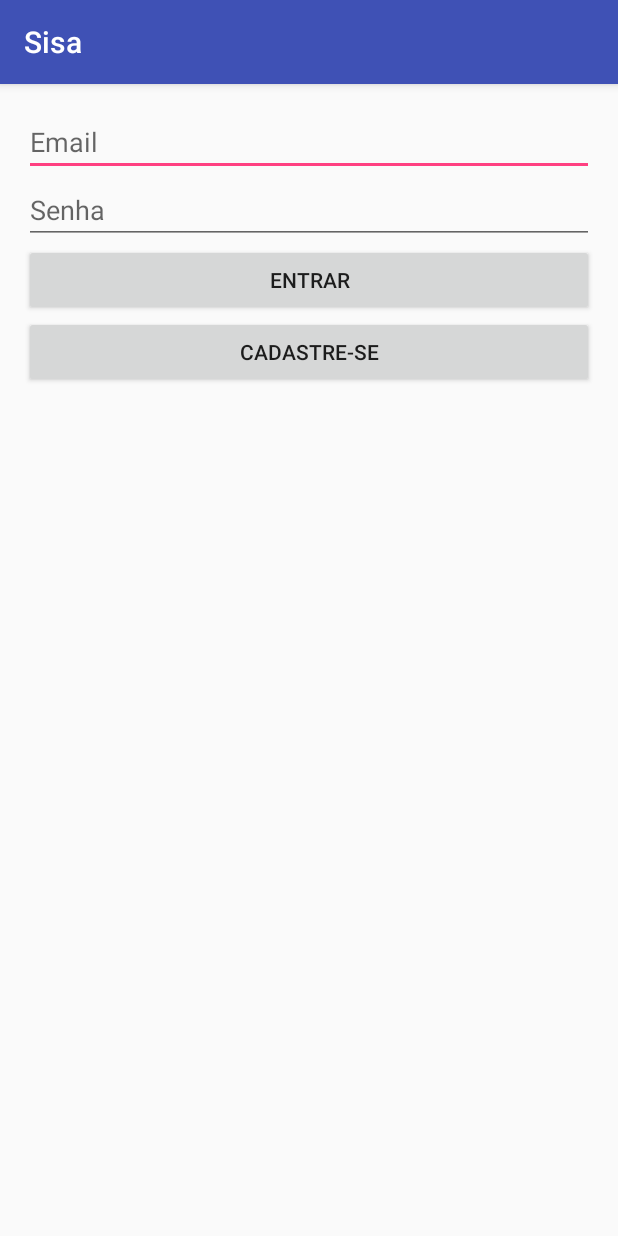
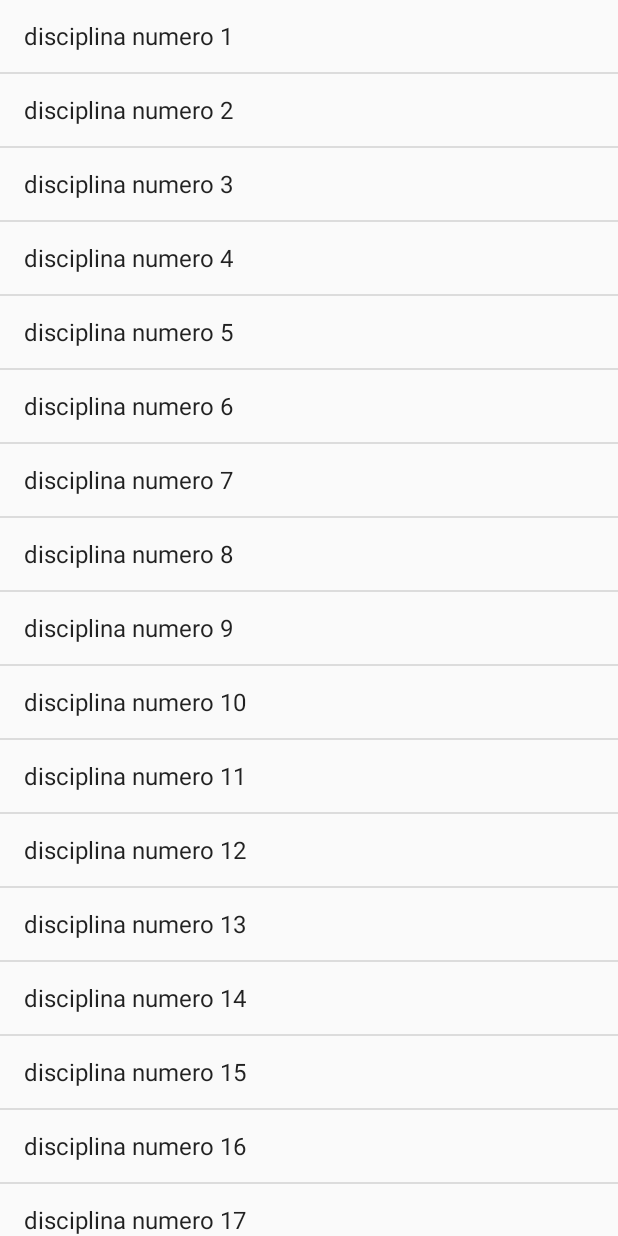
Before and after one commit to elntele/Sisa, an Android app: the screen it shows after launch (LoginActivity before the commit, DisciplinaListActivity after it), on a phone screen of 412 x 824 dp. Run offline under Robolectric (Android 15) with nearby library versions, the phone set to English and light mode, and no system bars.

Commit message:
implementação da lista primeira vitória

```diff
--- a/app/src/main/java/br/ufrpe/android/sisa/Disciplina.java
+++ b/app/src/main/java/br/ufrpe/android/sisa/Disciplina.java
@@ -34,6 +34,10 @@ public class Disciplina {
         mQuarta = quarta;
         mQuinta = quinta;
         mSexta = sexta;
+    }
+    @Override
+    public String toString() {
+        return mNome;
     }
 
     public UUID getId() {
--- /dev/null
+++ b/app/src/main/java/br/ufrpe/android/sisa/DisciplinaListActivity.java
@@ -0,0 +1,14 @@
+package br.ufrpe.android.sisa;
+
+import android.support.v4.app.Fragment;
+
+/**
+ * Created by jorge on 24/06/2017.
+ */
+
+public class DisciplinaListActivity extends SingleFragmentActivity {
+    @Override
+    protected Fragment createFragment() {
+        return new  DisciplinaListFragment();
+    }
+}
--- /dev/null
+++ b/app/src/main/java/br/ufrpe/android/sisa/DisciplinaListFragment.java
@@ -0,0 +1,27 @@
+package br.ufrpe.android.sisa;
+
+import android.os.Bundle;
+import android.support.v4.app.ListFragment;
+import android.widget.ArrayAdapter;
+
+import java.util.ArrayList;
+
+/**
+ * Created by jorge on 24/06/2017.
+ */
+
+public class DisciplinaListFragment extends ListFragment {
+    private ArrayList<Disciplina> mDisciplinas;
+    @Override
+    public void onCreate(Bundle savedInstanceState) {
+        super.onCreate(savedInstanceState);
+        getActivity().setTitle(R.string.disciplina_titulo);
+        mDisciplinas = DisciplinaLab.getInstance(getActivity()).getDisciplinas();
+
+        ArrayAdapter<Disciplina> adapter =new ArrayAdapter<Disciplina>(getActivity(),
+                        android.R.layout.simple_list_item_1,mDisciplinas);
+        setListAdapter(adapter);
+    }
+
+
+}
--- /dev/null
+++ b/app/src/main/java/br/ufrpe/android/sisa/SingleFragmentActivity.java
@@ -0,0 +1,30 @@
+package br.ufrpe.android.sisa;
+
+import android.os.Bundle;
+import android.support.v4.app.Fragment;
+import android.support.v4.app.FragmentActivity;
+import android.support.v4.app.FragmentManager;
+
+/**
+ * Created by jorge on 24/06/2017.
+ */
+
+public abstract class SingleFragmentActivity extends FragmentActivity {
+    protected abstract Fragment createFragment();
+
+    @Override
+    protected void onCreate(Bundle savedInstanceState) {
+        super.onCreate(savedInstanceState);
+        setContentView(R.layout.activity_fragment);
+        FragmentManager fm = getSupportFragmentManager();
+        Fragment fragment = fm.findFragmentById(R.id.fragmentContainer);
+        if (fragment == null) {
+            fragment = createFragment();
+            fm.beginTransaction()
+                    .add(R.id.fragmentContainer, fragment)
+                    .commit();
+        }
+    }
+
+
+}
--- /dev/null
+++ b/app/src/main/res/layout/activity_fragment.xml
@@ -0,0 +1,7 @@
+<?xml version="1.0" encoding="utf-8"?>
+<FrameLayout xmlns:android="http://schemas.android.com/apk/res/android"
+             android:layout_width="match_parent"
+             android:id="@+id/fragmentContainer"
+             android:layout_height="match_parent">
+
+</FrameLayout>
--- a/app/src/main/res/values/strings.xml
+++ b/app/src/main/res/values/strings.xml
@@ -6,6 +6,7 @@
     <string name="senha_edit_text">Senha</string>
     <string name="login_button">Entrar</string>
     <string name="cadastro_button">Cadastre-se</string>
+    <string name="disciplina_titulo">Lista de disciplinas</string>
 
     <!-- TODO: Remove or change this placeholder text -->
     <string name="hello_blank_fragment">Hello blank fragment</string>
```
Also changed, not shown: app/src/main/AndroidManifest.xml (+16 -5 lines), app/src/main/java/br/ufrpe/android/sisa/Cadastro2AlunoActivity.java (deleted, +0 -13 lines), app/src/main/java/br/ufrpe/android/sisa/CadastroDisciplinaActivity.java (added, +15 -0 lines), app/src/main/res/layout/activity_cadastro2_aluno.xml (deleted, +0 -10 lines).
